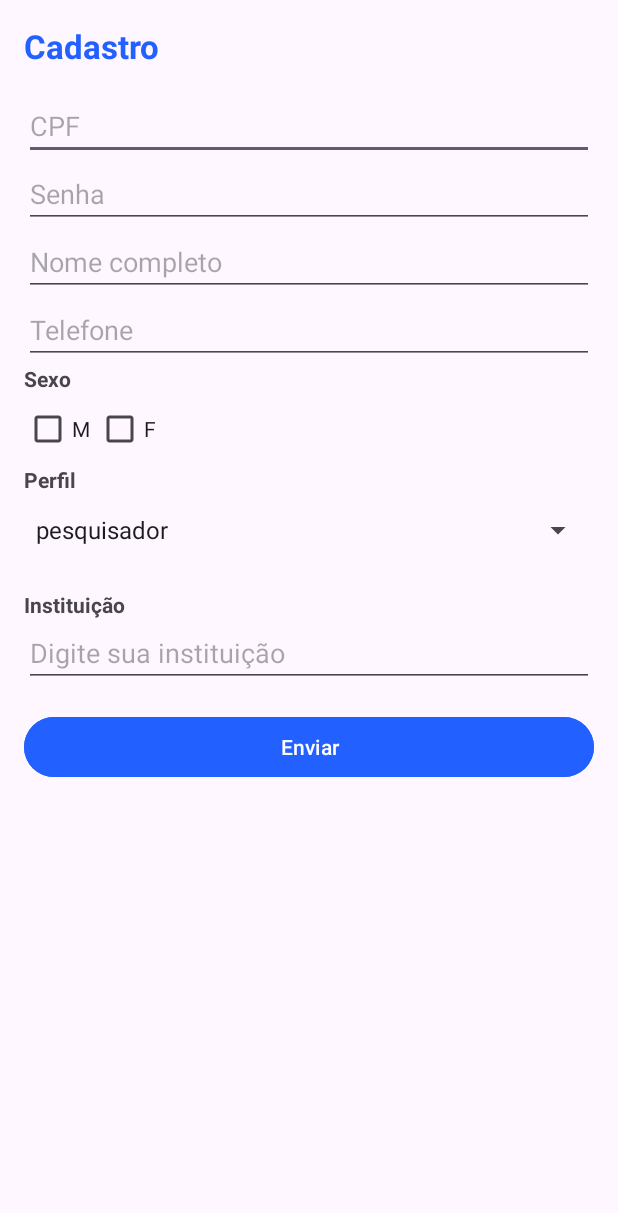
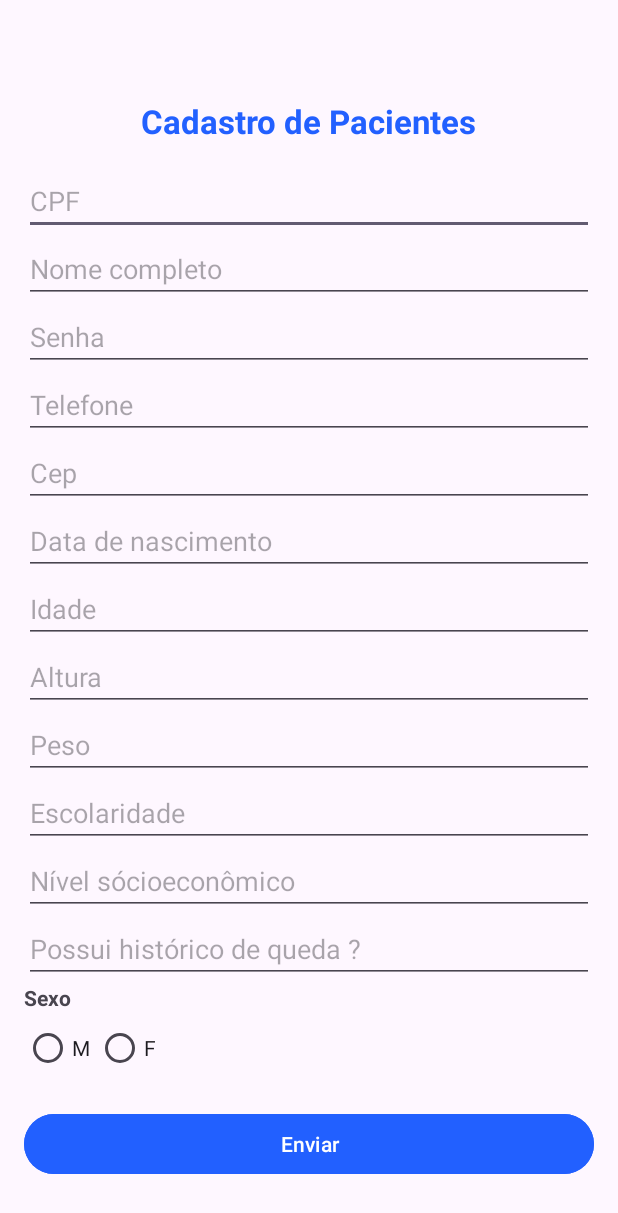
Before and after one commit to JoaoV1821/equilibrium-mobile, an Android app: the Cadastro screen opened directly, with no data from a screen before it, on a phone screen of 412 x 824 dp. Shown: the top 1213 px of the screen. Run offline under Robolectric (Android 15) with nearby library versions, the phone set to English and light mode, and no system bars; Roboto replaces fonts that are not available here.

Commit message:
Máscara de validação cadastro paciente

```diff
--- a/app/src/main/java/com/ufpr/equilibrium/Cadastro.kt
+++ b/app/src/main/java/com/ufpr/equilibrium/Cadastro.kt
@@ -2,15 +2,11 @@ package com.ufpr.equilibrium
 
 import android.os.Bundle
 import android.util.Log
-import android.view.View
-import android.widget.AdapterView
-import android.widget.ArrayAdapter
 import android.widget.Button
 import android.widget.CheckBox
 import android.widget.EditText
-import android.widget.LinearLayout
-import android.widget.Spinner
 import android.widget.Toast
+
 import androidx.activity.enableEdgeToEdge
 
 import androidx.appcompat.app.AppCompatActivity
@@ -20,56 +16,23 @@ import retrofit2.Response
 
 class Cadastro : AppCompatActivity() {
 
-    private lateinit var cpf: EditText
-    private lateinit var senha: EditText
-    private lateinit var nome: EditText
-    private lateinit var telefone: EditText
-    private lateinit var perfil: String
-    private lateinit var checkM: CheckBox
-
-    private lateinit var llCamposAdicionais: LinearLayout
-    private lateinit var llPesquisador: LinearLayout
-    private lateinit var llPaciente: LinearLayout
-    private lateinit var llProfissional: LinearLayout
+    private lateinit var cpf: EditText;
+    private lateinit var nome: EditText;
+    private lateinit var senha: EditText;
+    private lateinit var telefone: EditText;
+    private lateinit var cep: EditText;
+    private lateinit var dataNasc: EditText;
+    private lateinit var idade: EditText;
+    private lateinit var altura: EditText;
+    private lateinit var peso: EditText;
+    private lateinit var escolaridade: EditText;
+    private lateinit var nivelSocio: EditText;
+    private lateinit var queda: EditText;
 
     override fun onCreate(savedInstanceState: Bundle?) {
         super.onCreate(savedInstanceState)
         enableEdgeToEdge()
         setContentView(R.layout.activity_cadastro)
-
-        val spinnerPerfil: Spinner = findViewById(R.id.spinnerPerfil)
-        val opcoesPerfil = arrayOf("pesquisador", "paciente", "profissional")
-        val adapter = ArrayAdapter(this, android.R.layout.simple_spinner_dropdown_item, opcoesPerfil)
-        spinnerPerfil.adapter = adapter
-
-
-        llCamposAdicionais = findViewById(R.id.llCamposAdicionais)
-        llPesquisador = findViewById(R.id.llPesquisador)
-        llPaciente = findViewById(R.id.llPaciente)
-        llProfissional = findViewById(R.id.llProfissional)
-
-        spinnerPerfil.onItemSelectedListener = object : AdapterView.OnItemSelectedListener {
-            override fun onItemSelected(parent: AdapterView<*>, view: View?, position: Int, id: Long) {
-                val itemSelecionado = parent.getItemAtPosition(position).toString()
-                perfil = itemSelecionado
-
-
-                llCamposAdicionais.visibility = View.VISIBLE
-                llPesquisador.visibility = View.GONE
-                llPaciente.visibility = View.GONE
-                llProfissional.visibility = View.GONE
-
-                when (itemSelecionado) {
-                    "pesquisador" -> llPesquisador.visibility = View.VISIBLE
-                    "paciente" -> llPaciente.visibility = View.VISIBLE
-                    "profissional" -> llProfissional.visibility = View.VISIBLE
-                }
-            }
-
-            override fun onNothingSelected(parent: AdapterView<*>) {
-
-            }
-        }
 
         val btnEnviar = findViewById<Button>(R.id.enviar)
 
@@ -77,7 +40,13 @@ class Cadastro : AppCompatActivity() {
         senha = findViewById(R.id.senha)
         nome = findViewById(R.id.nome)
         telefone = findViewById(R.id.telefone)
-        checkM = findViewById(R.id.checkMasculino)
+        cep = findViewById(R.id.cep)
+        dataNasc = findViewById(R.id.dataNasc)
+
+        cpf.addTextChangedListener(MaskWatcher(cpf, "###.###.###-##"))
+        telefone.addTextChangedListener(MaskWatcher(telefone, "(##) #####-####"))
+        cep.addTextChangedListener(MaskWatcher(cep, "#####-###"))
+        dataNasc.addTextChangedListener(MaskWatcher(dataNasc, "##/##/####"))
 
         btnEnviar.setOnClickListener {
             cadastrar()
@@ -92,8 +61,8 @@ class Cadastro : AppCompatActivity() {
             nome.text.toString(),
             senha.text.toString(),
             telefone.text.toString(),
-            if (checkM.isChecked) "M" else "F",
-            perfil
+            "",
+            ""
         )
 
         val call = api.postPessoas(usuario)
--- /dev/null
+++ b/app/src/main/java/com/ufpr/equilibrium/MaskWatch.kt
@@ -0,0 +1,50 @@
+package com.ufpr.equilibrium
+
+import android.text.Editable
+import android.text.TextWatcher
+import android.widget.EditText
+
+class MaskWatcher(private val editText: EditText, private val mask: String) : TextWatcher {
+    private var isUpdating = false
+
+    override fun beforeTextChanged(s: CharSequence?, start: Int, count: Int, after: Int) {
+
+    }
+
+    override fun onTextChanged(s: CharSequence?, start: Int, before: Int, count: Int) {
+
+        if (s == null || isUpdating) return
+
+        val digitsOnly = s.toString().filter { it.isDigit() }
+        var maskedText = ""
+        var digitIndex = 0
+
+        for (m in mask) {
+            if (m == '#') {
+                if (digitIndex < digitsOnly.length) {
+                    maskedText += digitsOnly[digitIndex]
+                    digitIndex++
+
+                } else {
+                    break
+                }
+
+            } else {
+
+                if (digitIndex < digitsOnly.length) {
+                    maskedText += m
+                }
+            }
+        }
+
+        isUpdating = true
+        editText.setText(maskedText)
+
+        editText.setSelection(maskedText.length)
+        isUpdating = false
+    }
+
+    override fun afterTextChanged(s: Editable?) {
+
+    }
+}
--- a/app/src/main/res/layout/activity_cadastro.xml
+++ b/app/src/main/res/layout/activity_cadastro.xml
@@ -7,25 +7,34 @@
     <LinearLayout
         android:layout_width="match_parent"
         android:layout_height="wrap_content"
-        android:orientation="vertical">
+        android:orientation="vertical"
+        android:layout_marginTop="50dp"
+        >
 
-        <!-- Título -->
+        <!-- Título Centralizado -->
+
         <TextView
             android:layout_width="wrap_content"
             android:layout_height="wrap_content"
-            android:text="Cadastro"
+            android:layout_gravity="center"
+            android:paddingBottom="16dp"
+            android:text="Cadastro de Pacientes"
+            android:textColor="@color/blue"
             android:textSize="22sp"
-            android:textStyle="bold"
-            android:textColor="@color/blue"
-            android:paddingBottom="16dp"/>
+            android:textStyle="bold" />
 
-        <!-- Campos de entrada padrão -->
         <EditText
             android:id="@+id/cpf"
             android:layout_width="match_parent"
             android:layout_height="wrap_content"
             android:hint="CPF"
             android:inputType="number"/>
+
+        <EditText
+            android:id="@+id/nome"
+            android:layout_width="match_parent"
+            android:layout_height="wrap_content"
+            android:hint="Nome completo" />
 
         <EditText
             android:id="@+id/senha"
@@ -35,135 +44,102 @@
             android:inputType="textPassword"/>
 
         <EditText
-            android:id="@+id/nome"
-            android:layout_width="match_parent"
-            android:layout_height="wrap_content"
-            android:hint="Nome completo"/>
-
-        <EditText
             android:id="@+id/telefone"
             android:layout_width="match_parent"
             android:layout_height="wrap_content"
             android:hint="Telefone"
             android:inputType="phone"/>
 
-        <!-- Sexo com CheckBoxes -->
+        <EditText
+            android:id="@+id/cep"
+            android:layout_width="match_parent"
+            android:layout_height="wrap_content"
+            android:hint="Cep"
+            android:inputType="phone" />
+
+        <EditText
+            android:id="@+id/dataNasc"
+            android:layout_width="match_parent"
+            android:layout_height="wrap_content"
+            android:hint="Data de nascimento"
+            android:inputType="phone" />
+
+        <EditText
+            android:id="@+id/telefone4"
+            android:layout_width="match_parent"
+            android:layout_height="wrap_content"
+            android:hint="Idade"
+            android:inputType="phone" />
+
+        <EditText
+            android:id="@+id/telefone5"
+            android:layout_width="match_parent"
+            android:layout_height="wrap_content"
+            android:hint="Altura"
+            android:inputType="phone" />
+
+        <EditText
+            android:id="@+id/telefone6"
+            android:layout_width="match_parent"
+            android:layout_height="wrap_content"
+            android:hint="Peso"
+            android:inputType="phone" />
+
+        <EditText
+            android:id="@+id/telefone7"
+            android:layout_width="match_parent"
+            android:layout_height="wrap_content"
+            android:hint="Escolaridade"
+            android:inputType="phone" />
+
+        <EditText
+            android:id="@+id/telefone8"
+            android:layout_width="match_parent"
+            android:layout_height="wrap_content"
+            android:hint="Nível sócioeconômico"
+            android:inputType="phone" />
+
+        <EditText
+            android:id="@+id/telefone9"
+            android:layout_width="match_parent"
+            android:layout_height="wrap_content"
+            android:hint="Possui histórico de queda ?"
+            android:inputType="phone" />
+
+        <!-- Sexo com RadioGroup -->
         <TextView
             android:layout_width="wrap_content"
             android:layout_height="wrap_content"
             android:text="Sexo"
             android:textStyle="bold"/>
 
-        <LinearLayout
+        <RadioGroup
+            android:id="@+id/radioGroupSexo"
             android:layout_width="wrap_content"
             android:layout_height="wrap_content"
             android:orientation="horizontal">
-            <CheckBox
-                android:id="@+id/checkMasculino"
+
+            <RadioButton
+                android:id="@+id/radioMasculino"
                 android:layout_width="wrap_content"
                 android:layout_height="wrap_content"
                 android:text="M"/>
-            <CheckBox
-                android:id="@+id/checkFeminino"
+
+            <RadioButton
+                android:id="@+id/radioFeminino"
                 android:layout_width="wrap_content"
                 android:layout_height="wrap_content"
                 android:text="F"/>
-        </LinearLayout>
-
-        <!-- Perfil com Spinner -->
-        <TextView
-            android:layout_width="wrap_content"
-            android:layout_height="wrap_content"
-            android:text="Perfil"
-            android:id="@+id/perfil"
-            android:textStyle="bold"/>
-        <Spinner
-            android:id="@+id/spinnerPerfil"
-            android:layout_width="match_parent"
-            android:layout_height="wrap_content"/>
-
-        <!-- Seção para campos adicionais específicos por perfil -->
-        <LinearLayout
-            android:id="@+id/llCamposAdicionais"
-            android:layout_width="match_parent"
-            android:layout_height="wrap_content"
-            android:orientation="vertical"
-            android:visibility="gone"
-            android:paddingTop="16dp">
-
-            <!-- Campos para Pesquisador -->
-            <LinearLayout
-                android:id="@+id/llPesquisador"
-                android:layout_width="match_parent"
-                android:layout_height="wrap_content"
-                android:orientation="vertical"
-                android:visibility="gone">
-
-                <TextView
-                    android:layout_width="wrap_content"
-                    android:layout_height="wrap_content"
-                    android:text="Instituição"
-                    android:textStyle="bold"/>
-                <EditText
-                    android:id="@+id/editInstituicao"
-                    android:layout_width="match_parent"
-                    android:layout_height="wrap_content"
-                    android:hint="Digite sua instituição"/>
-                <!-- Adicione outros campos específicos para pesquisador -->
-            </LinearLayout>
-
-            <!-- Campos para Paciente -->
-            <LinearLayout
-                android:id="@+id/llPaciente"
-                android:layout_width="match_parent"
-                android:layout_height="wrap_content"
-                android:orientation="vertical"
-                android:visibility="gone">
-
-                <TextView
-                    android:layout_width="wrap_content"
-                    android:layout_height="wrap_content"
-                    android:text="Data de Nascimento"
-                    android:textStyle="bold"/>
-                <EditText
-                    android:id="@+id/editDataNascimento"
-                    android:layout_width="match_parent"
-                    android:layout_height="wrap_content"
-                    android:hint="DD/MM/AAAA"
-                    android:inputType="date"/>
-                <!-- Adicione outros campos específicos para paciente -->
-            </LinearLayout>
-
-            <!-- Campos para Profissional -->
-            <LinearLayout
-                android:id="@+id/llProfissional"
-                android:layout_width="match_parent"
-                android:layout_height="wrap_content"
-                android:orientation="vertical"
-                android:visibility="gone">
-
-                <TextView
-                    android:layout_width="wrap_content"
-                    android:layout_height="wrap_content"
-                    android:text="Conselho Profissional"
-                    android:textStyle="bold"/>
-                <EditText
-                    android:id="@+id/editConselho"
-                    android:layout_width="match_parent"
-                    android:layout_height="wrap_content"
-                    android:hint="Digite seu número de conselho"/>
-                <!-- Adicione outros campos específicos para profissional -->
-            </LinearLayout>
-        </LinearLayout>
+        </RadioGroup>
 
         <!-- Botão de Enviar -->
         <Button
             android:id="@+id/enviar"
             android:layout_width="match_parent"
             android:layout_height="wrap_content"
+            android:layout_marginTop="16dp"
+            android:backgroundTint="@color/blue"
             android:text="Enviar"
-            android:backgroundTint="@color/blue"
-            android:textColor="@android:color/white"
-            android:layout_marginTop="16dp"/>
+            android:textColor="@android:color/white" />
     </LinearLayout>
 </ScrollView>
```
